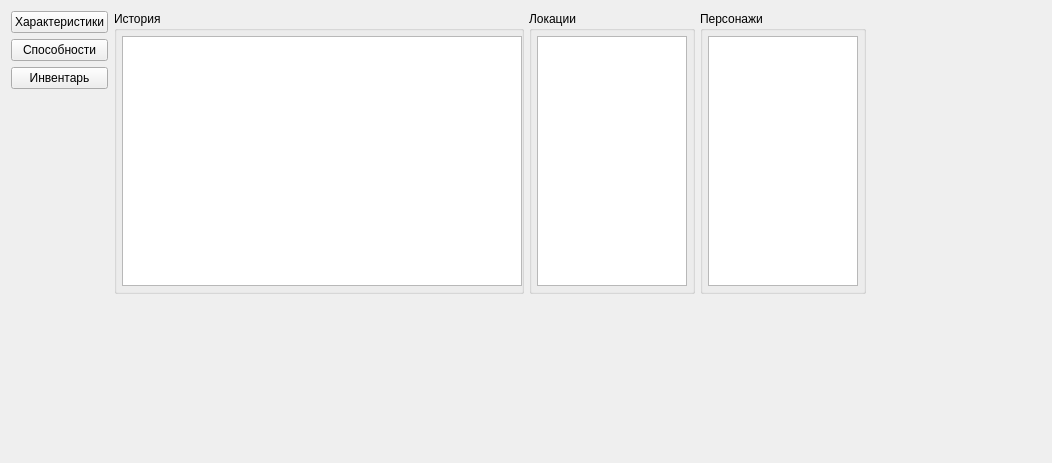
First picture: the form in gui/game_widget.ui, repository Miklene/Arena, before the edit.
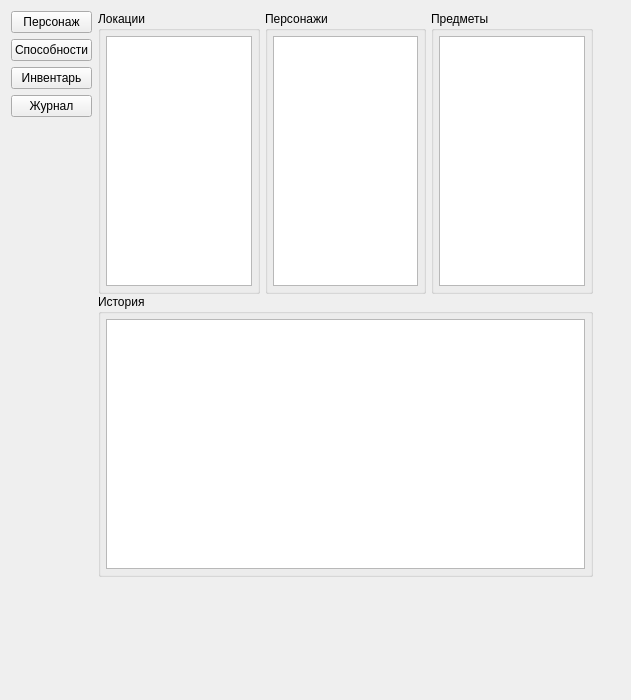
Second picture: the form after the edit.

Patch:
```diff
--- a/gui/game_widget.ui
+++ b/gui/game_widget.ui
@@ -6,15 +6,15 @@
    <rect>
     <x>0</x>
     <y>0</y>
-    <width>1052</width>
-    <height>463</height>
+    <width>631</width>
+    <height>700</height>
    </rect>
   </property>
   <property name="windowTitle">
    <string>Игра</string>
   </property>
   <layout class="QGridLayout" name="gridLayout">
-   <item row="0" column="3">
+   <item row="0" column="4">
     <spacer name="horizontalSpacer">
      <property name="orientation">
       <enum>Qt::Horizontal</enum>
@@ -27,6 +27,67 @@
      </property>
     </spacer>
    </item>
+   <item row="0" column="3">
+    <layout class="QVBoxLayout" name="widget_container"/>
+   </item>
+   <item row="0" column="0">
+    <layout class="QVBoxLayout" name="verticalLayout">
+     <item>
+      <widget class="QPushButton" name="button_character">
+       <property name="text">
+        <string>Персонаж</string>
+       </property>
+      </widget>
+     </item>
+     <item>
+      <widget class="QPushButton" name="button_abilities">
+       <property name="text">
+        <string>Способности</string>
+       </property>
+      </widget>
+     </item>
+     <item>
+      <widget class="QPushButton" name="button_equipment">
+       <property name="text">
+        <string>Инвентарь</string>
+       </property>
+      </widget>
+     </item>
+     <item>
+      <widget class="QPushButton" name="button_journal">
+       <property name="text">
+        <string>Журнал</string>
+       </property>
+      </widget>
+     </item>
+     <item>
+      <spacer name="verticalSpacer">
+       <property name="orientation">
+        <enum>Qt::Vertical</enum>
+       </property>
+       <property name="sizeHint" stdset="0">
+        <size>
+         <width>20</width>
+         <height>40</height>
+        </size>
+       </property>
+      </spacer>
+     </item>
+    </layout>
+   </item>
+   <item row="1" column="0">
+    <spacer name="verticalSpacer_3">
+     <property name="orientation">
+      <enum>Qt::Vertical</enum>
+     </property>
+     <property name="sizeHint" stdset="0">
+      <size>
+       <width>20</width>
+       <height>40</height>
+      </size>
+     </property>
+    </spacer>
+   </item>
    <item row="0" column="1">
     <layout class="QVBoxLayout" name="verticalLayout_2">
      <property name="spacing">
@@ -41,62 +102,7 @@
         <enum>QLayout::SetMinimumSize</enum>
        </property>
        <item>
-        <widget class="QGroupBox" name="groupBox_2">
-         <property name="sizePolicy">
-          <sizepolicy hsizetype="Preferred" vsizetype="Minimum">
-           <horstretch>0</horstretch>
-           <verstretch>0</verstretch>
-          </sizepolicy>
-         </property>
-         <property name="maximumSize">
-          <size>
-           <width>410</width>
-           <height>560</height>
-          </size>
-         </property>
-         <property name="title">
-          <string>История</string>
-         </property>
-         <layout class="QVBoxLayout" name="verticalLayout_4" stretch="0,0">
-          <property name="spacing">
-           <number>6</number>
-          </property>
-          <property name="leftMargin">
-           <number>5</number>
-          </property>
-          <property name="topMargin">
-           <number>5</number>
-          </property>
-          <property name="rightMargin">
-           <number>5</number>
-          </property>
-          <property name="bottomMargin">
-           <number>5</number>
-          </property>
-          <item>
-           <widget class="QPlainTextEdit" name="log">
-            <property name="minimumSize">
-             <size>
-              <width>400</width>
-              <height>250</height>
-             </size>
-            </property>
-            <property name="maximumSize">
-             <size>
-              <width>400</width>
-              <height>250</height>
-             </size>
-            </property>
-           </widget>
-          </item>
-          <item>
-           <layout class="QVBoxLayout" name="layout_choice_buttons"/>
-          </item>
-         </layout>
-        </widget>
-       </item>
-       <item>
-        <widget class="QGroupBox" name="groupBox">
+        <widget class="QGroupBox" name="groupBox_locations">
          <property name="sizePolicy">
           <sizepolicy hsizetype="Preferred" vsizetype="Minimum">
            <horstretch>0</horstretch>
@@ -148,7 +154,7 @@
         </widget>
        </item>
        <item>
-        <widget class="QGroupBox" name="groupBox_3">
+        <widget class="QGroupBox" name="groupBox_persons">
          <property name="sizePolicy">
           <sizepolicy hsizetype="Preferred" vsizetype="Minimum">
            <horstretch>0</horstretch>
@@ -196,6 +202,46 @@
          </layout>
         </widget>
        </item>
+       <item>
+        <widget class="QGroupBox" name="groupBox_items">
+         <property name="maximumSize">
+          <size>
+           <width>170</width>
+           <height>16777215</height>
+          </size>
+         </property>
+         <property name="title">
+          <string>Предметы</string>
+         </property>
+         <layout class="QVBoxLayout" name="verticalLayout_6">
+          <property name="spacing">
+           <number>6</number>
+          </property>
+          <property name="leftMargin">
+           <number>5</number>
+          </property>
+          <property name="topMargin">
+           <number>5</number>
+          </property>
+          <property name="rightMargin">
+           <number>5</number>
+          </property>
+          <property name="bottomMargin">
+           <number>5</number>
+          </property>
+          <item>
+           <widget class="QListWidget" name="list_items">
+            <property name="maximumSize">
+             <size>
+              <width>150</width>
+              <height>16777215</height>
+             </size>
+            </property>
+           </widget>
+          </item>
+         </layout>
+        </widget>
+       </item>
        <item>
         <spacer name="horizontalSpacer_2">
          <property name="orientation">
@@ -212,66 +258,64 @@
       </layout>
      </item>
      <item>
-      <spacer name="verticalSpacer_2">
-       <property name="orientation">
-        <enum>Qt::Vertical</enum>
+      <widget class="QGroupBox" name="groupBox_log">
+       <property name="sizePolicy">
+        <sizepolicy hsizetype="Preferred" vsizetype="Minimum">
+         <horstretch>0</horstretch>
+         <verstretch>0</verstretch>
+        </sizepolicy>
        </property>
-       <property name="sizeType">
-        <enum>QSizePolicy::Expanding</enum>
-       </property>
-       <property name="sizeHint" stdset="0">
+       <property name="maximumSize">
         <size>
-         <width>0</width>
-         <height>0</height>
+         <width>16777215</width>
+         <height>560</height>
         </size>
        </property>
-      </spacer>
-     </item>
-    </layout>
-   </item>
-   <item row="0" column="2">
-    <layout class="QVBoxLayout" name="widget_container"/>
-   </item>
-   <item row="0" column="0">
-    <layout class="QVBoxLayout" name="verticalLayout">
-     <item>
-      <widget class="QPushButton" name="button_stats">
-       <property name="text">
-        <string>Характеристики</string>
+       <property name="title">
+        <string>История</string>
        </property>
+       <layout class="QVBoxLayout" name="verticalLayout_4" stretch="0,0">
+        <property name="spacing">
+         <number>6</number>
+        </property>
+        <property name="leftMargin">
+         <number>5</number>
+        </property>
+        <property name="topMargin">
+         <number>5</number>
+        </property>
+        <property name="rightMargin">
+         <number>5</number>
+        </property>
+        <property name="bottomMargin">
+         <number>5</number>
+        </property>
+        <item>
+         <widget class="QPlainTextEdit" name="log">
+          <property name="minimumSize">
+           <size>
+            <width>400</width>
+            <height>250</height>
+           </size>
+          </property>
+          <property name="maximumSize">
+           <size>
+            <width>16666666</width>
+            <height>250</height>
+           </size>
+          </property>
+         </widget>
+        </item>
+        <item>
+         <layout class="QVBoxLayout" name="layout_choice_buttons"/>
+        </item>
+       </layout>
       </widget>
      </item>
-     <item>
-      <widget class="QPushButton" name="button_abilities">
-       <property name="text">
-        <string>Способности</string>
-       </property>
-      </widget>
-     </item>
-     <item>
-      <widget class="QPushButton" name="button_equipment">
-       <property name="text">
-        <string>Инвентарь</string>
-       </property>
-      </widget>
-     </item>
-     <item>
-      <spacer name="verticalSpacer">
-       <property name="orientation">
-        <enum>Qt::Vertical</enum>
-       </property>
-       <property name="sizeHint" stdset="0">
-        <size>
-         <width>20</width>
-         <height>40</height>
-        </size>
-       </property>
-      </spacer>
-     </item>
     </layout>
    </item>
-   <item row="1" column="0">
-    <spacer name="verticalSpacer_3">
+   <item row="1" column="1">
+    <spacer name="verticalSpacer_2">
      <property name="orientation">
       <enum>Qt::Vertical</enum>
      </property>
```
